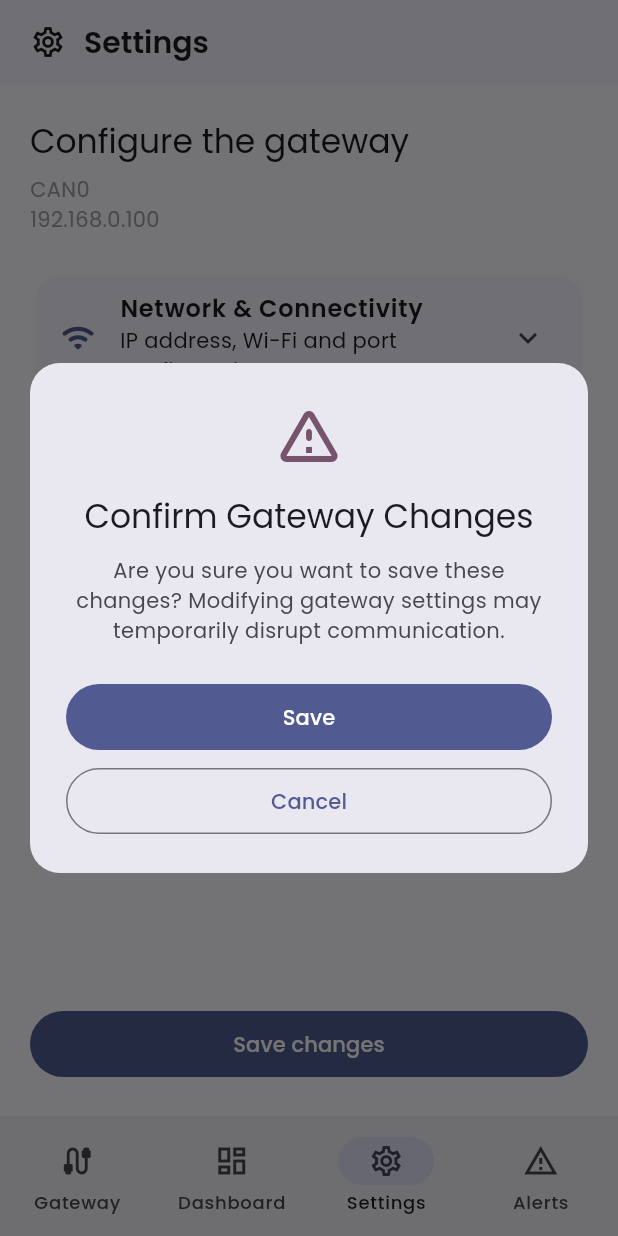
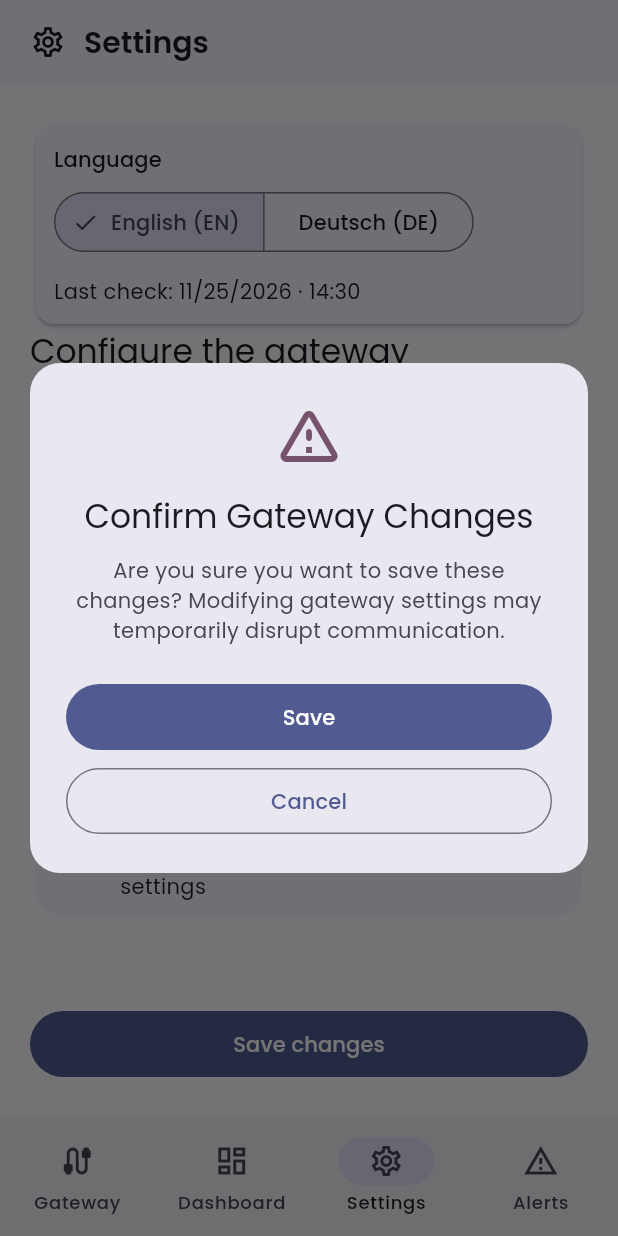
Before and after one commit to ajurisic23/Mobile-companion-app, a Flutter app: the screen it shows after launch, item 3 of the bottom bar chosen, after a tap on "Save changes", on a phone screen of 412 x 824 dp. Run offline on Flutter 3.47's test engine with Material 3 defaults, Android fonts, the phone set to English and light mode, and no system bars; our stand-ins replace google_fonts, shared_preferences.

Commit message:
Add ui components for switching languages and add language providers to main.dart

```diff
--- a/lib/features/settings/screens/settings_screen.dart
+++ b/lib/features/settings/screens/settings_screen.dart
@@ -2,7 +2,10 @@ import 'package:flutter/material.dart';
 import 'package:mobile_companion_app/core/widgets/buttons/primary_button.dart';
 import 'package:mobile_companion_app/core/widgets/feedback/confirmation_dialog.dart';
 import 'package:mobile_companion_app/features/settings/mock_data.dart';
+import 'package:provider/provider.dart';
 
+import '../../multilanguage/date_format/locale_controller.dart';
+import '../../multilanguage/date_format/locale_formatter.dart';
 import '../models/gateway_setting_section.dart';
 import '../widgets/settings_section_card.dart';
 
@@ -17,7 +20,12 @@ class SettingsScreen extends StatelessWidget {
   @override
   Widget build(BuildContext context) {
     final textTheme = Theme.of(context).textTheme;
+    final currentCode = context.watch<LocaleController>().locale.languageCode;
 
+    final sampleDateTime = DateTime(2026, 11, 25, 14, 30);
+    final formattedDate = LocaleFormatter.formatDate(context, sampleDateTime);
+    final formattedTime = LocaleFormatter.formatTime(context, sampleDateTime)
+        .replaceAll('\u202f', ' ');
 
     // privremeno
     const String connectionInterface = 'CAN0';
@@ -31,6 +39,38 @@ class SettingsScreen extends StatelessWidget {
         Expanded(
           child: ListView(
             children: [
+              Card(
+                child: Padding(
+                  padding: const EdgeInsets.all(12),
+                  child: Column(
+                    crossAxisAlignment: CrossAxisAlignment.start,
+                    children: [
+                      Text('Language', style: textTheme.titleSmall),
+                      const SizedBox(height: 8),
+                      SegmentedButton<String>(
+                        segments: const [
+                          ButtonSegment<String>(
+                            value: 'en',
+                            label: Text('English (EN)'),
+                          ),
+                          ButtonSegment<String>(
+                            value: 'de',
+                            label: Text('Deutsch (DE)'),
+                          ),
+                        ],
+                        selected: {currentCode},
+                        onSelectionChanged: (selection) {
+                          context
+                              .read<LocaleController>()
+                              .setLocale(Locale(selection.first));
+                        },
+                      ),
+                      const SizedBox(height: 12),
+                      Text('Last check: $formattedDate · $formattedTime'),
+                    ],
+                  ),
+                ),
+              ),
               Text('Configure the gateway', style: textTheme.titleLarge),
               const SizedBox(height: 8),
               Text(
@@ -48,11 +88,20 @@ class SettingsScreen extends StatelessWidget {
           ),
         ),
         const SizedBox(height: 16),
-        PrimaryButton(label: "Save changes", onPressed: () {
-          showDialog(context: context, builder: (context) => ConfirmationDialog(
-              type: DialogType.warning, title: "Confirm Gateway Changes", description: 'Are you sure you want to save these changes? Modifying gateway settings may temporarily disrupt communication.',
-          ));
-        })
+        PrimaryButton(
+          label: "Save changes",
+          onPressed: () {
+            showDialog(
+              context: context,
+              builder: (context) => const ConfirmationDialog(
+                type: DialogType.warning,
+                title: "Confirm Gateway Changes",
+                description:
+                'Are you sure you want to save these changes? Modifying gateway settings may temporarily disrupt communication.',
+              ),
+            );
+          },
+        ),
       ],
     );
   }
--- a/lib/main.dart
+++ b/lib/main.dart
@@ -1,5 +1,7 @@
 import 'package:flutter/material.dart';
+import 'package:flutter_localizations/flutter_localizations.dart';
 import 'package:google_fonts/google_fonts.dart';
+import 'package:intl/date_symbol_data_local.dart';
 import 'package:provider/provider.dart';
 
 import 'app/main_navigation.dart';
@@ -7,8 +9,11 @@ import 'features/can/state/live_can_controller.dart';
 import 'features/can/state/live_signal_store.dart';
 import 'features/gateway/services/gateway_websocket_service.dart';
 import 'features/gateway/state/active_gateway_controller.dart';
+import 'features/multilanguage/date_format/locale_controller.dart';
 
-void main() {
+Future<void> main() async {
+  WidgetsFlutterBinding.ensureInitialized();
+  await initializeDateFormatting();
   runApp(const MobileCompanionApp());
 }
 
@@ -20,18 +25,18 @@ class MobileCompanionApp extends StatelessWidget {
     return MultiProvider(
       providers: [
         ChangeNotifierProvider(
+          create: (_) => LocaleController(),
+        ),
+        ChangeNotifierProvider(
           create: (_) => ActiveGatewayController(),
         ),
-
         Provider(
           create: (_) => GatewayWebSocketService(),
           dispose: (_, service) => service.disconnect(),
         ),
-
         ChangeNotifierProvider(
           create: (_) => LiveSignalStore(),
         ),
-
         ChangeNotifierProxyProvider2<
             GatewayWebSocketService,
             LiveSignalStore,
@@ -48,9 +53,21 @@ class MobileCompanionApp extends StatelessWidget {
               ),
         ),
       ],
-      child: MaterialApp(
+      child: Consumer<LocaleController>(
+        builder: (context, localeController, _) {
+          return MaterialApp(
             title: 'Mobile Companion App',
             debugShowCheckedModeBanner: false,
+            locale: localeController.locale,
+            supportedLocales: const [
+              Locale('en'),
+              Locale('de'),
+            ],
+            localizationsDelegates: const [
+              GlobalMaterialLocalizations.delegate,
+              GlobalWidgetsLocalizations.delegate,
+              GlobalCupertinoLocalizations.delegate,
+            ],
             theme: ThemeData(
               colorScheme: ColorScheme.fromSeed(
                 seedColor: Colors.indigo,
@@ -59,6 +76,8 @@ class MobileCompanionApp extends StatelessWidget {
               fontFamily: GoogleFonts.poppins().fontFamily,
             ),
             home: const MainNavigation(),
+          );
+        },
       ),
     );
   }
```
Lines whose indentation alone changed are shown as unchanged.
